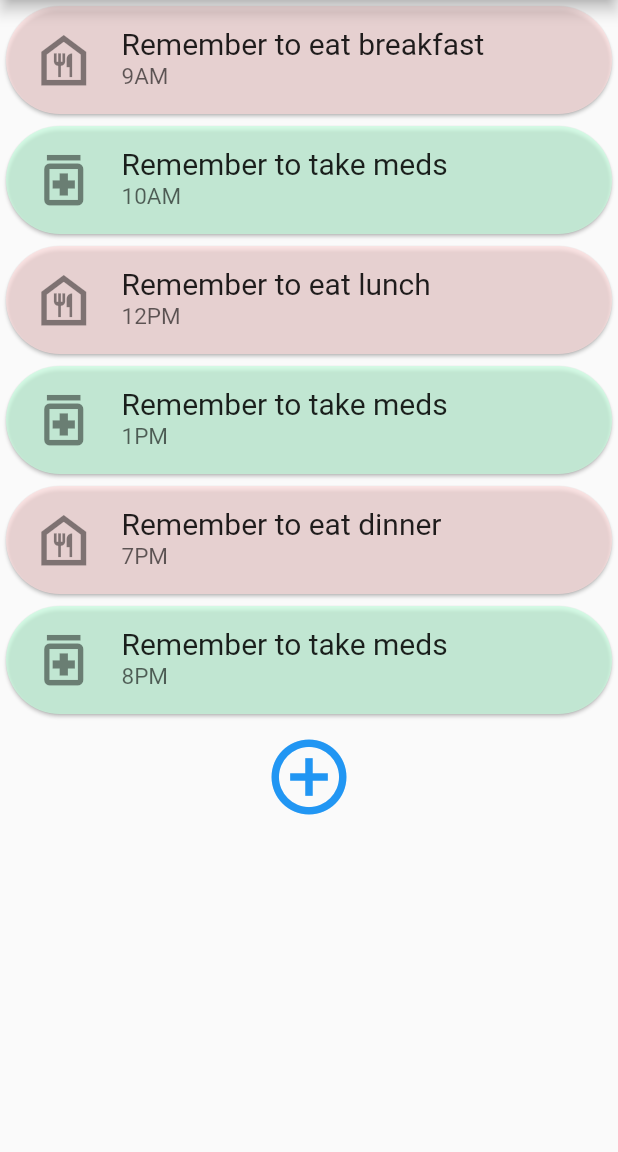
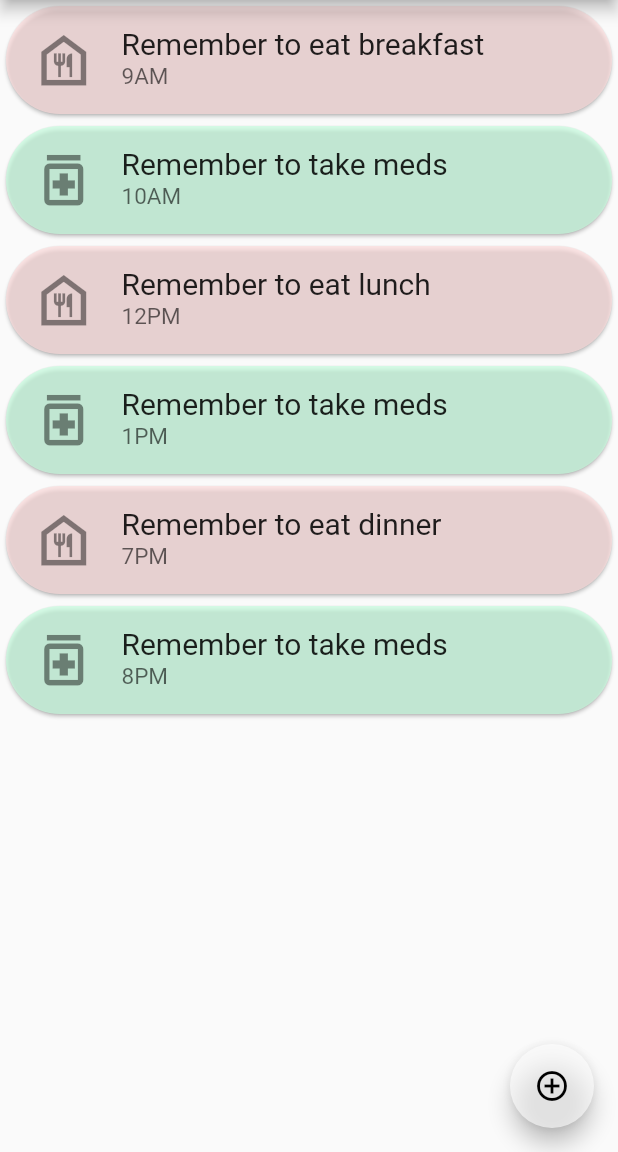
Before and after one commit to joqjy/reMind, a Flutter app: the RemindersPage screen opened directly, on a phone screen of 412 x 824 dp, the part 84-1236 px from its top. Run offline on Flutter 3.47's test engine with Material 2 defaults, Android fonts, the phone set to English and light mode, and no system bars; our stand-ins replace carousel_slider, flutter_speed_dial, google_maps_flutter, grouped_list, image_picker, universal_io; missing offline and left inert: photo_card_swiper.

Commit message:
Update reminders.dart

```diff
--- a/lib/reminders.dart
+++ b/lib/reminders.dart
@@ -100,14 +100,14 @@ class _RemindersPageState extends State<RemindersPage> {
                   )
               ),
             ),
-            IconButton(icon: Icon(Icons.add_circle_outline),
-              color: Colors.blue,
-              onPressed: (){},
-              iconSize: 60,
-            )
           ],
         ),
       ),
+      floatingActionButton: FloatingActionButton(
+        child: Icon(Icons.add_circle_outline),
+        onPressed: (){},
+        backgroundColor: Colors.white60,
+      )
     );
   }
 }
```
